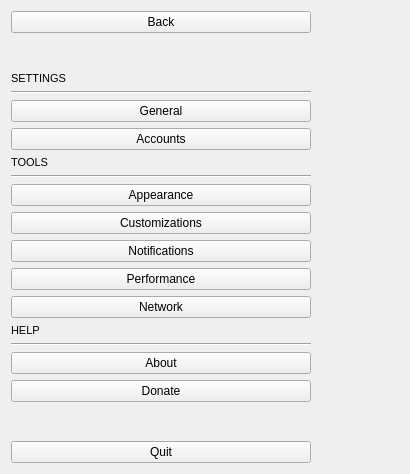
Above: zapzap/ui/ui_settings.ui from rafatosta/zapzap before the change. Below: the same form after it.
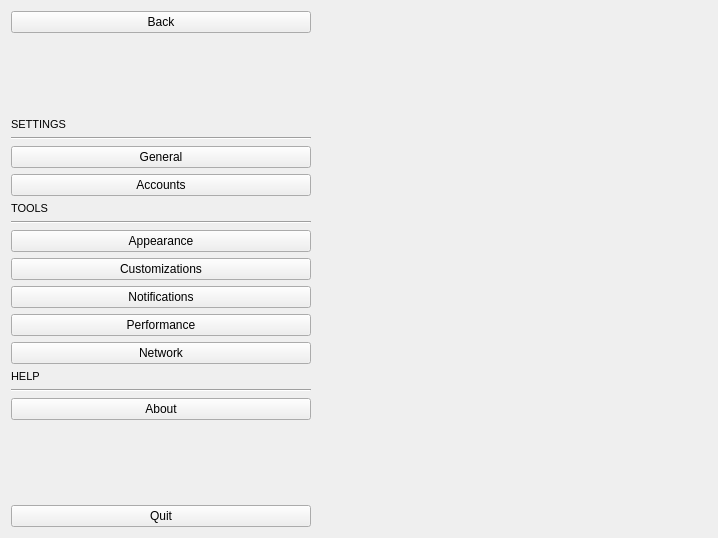
That is the form after the change.

```diff
--- a/zapzap/ui/ui_settings.ui
+++ b/zapzap/ui/ui_settings.ui
@@ -6,8 +6,8 @@
    <rect>
     <x>0</x>
     <y>0</y>
-    <width>410</width>
-    <height>474</height>
+    <width>718</width>
+    <height>538</height>
    </rect>
   </property>
   <property name="windowTitle">
@@ -16,45 +16,24 @@
   <property name="styleSheet">
    <string notr="true"/>
   </property>
-  <layout class="QHBoxLayout" name="horizontalLayout_3">
+  <layout class="QHBoxLayout" name="horizontalLayout_2">
    <item>
-    <widget class="QScrollArea" name="scrollArea_2">
-     <property name="sizePolicy">
-      <sizepolicy hsizetype="Preferred" vsizetype="Expanding">
-       <horstretch>0</horstretch>
-       <verstretch>0</verstretch>
-      </sizepolicy>
-     </property>
-     <property name="minimumSize">
-      <size>
-       <width>300</width>
-       <height>0</height>
-      </size>
-     </property>
+    <widget class="QScrollArea" name="scrollArea">
      <property name="frameShape">
       <enum>QFrame::Shape::NoFrame</enum>
      </property>
-     <property name="horizontalScrollBarPolicy">
-      <enum>Qt::ScrollBarPolicy::ScrollBarAlwaysOff</enum>
-     </property>
      <property name="widgetResizable">
       <bool>true</bool>
      </property>
-     <widget class="QWidget" name="scrollAreaWidgetContents_2">
+     <widget class="QWidget" name="scrollAreaWidgetContents">
       <property name="geometry">
        <rect>
         <x>0</x>
         <y>0</y>
-        <width>318</width>
-        <height>456</height>
+        <width>700</width>
+        <height>520</height>
        </rect>
       </property>
-      <property name="minimumSize">
-       <size>
-        <width>300</width>
-        <height>0</height>
-       </size>
-      </property>
       <layout class="QHBoxLayout" name="horizontalLayout">
        <property name="spacing">
         <number>0</number>
@@ -140,7 +119,7 @@
                <property name="sizeHint" stdset="0">
                 <size>
                  <width>20</width>
-                 <height>100</height>
+                 <height>172</height>
                 </size>
                </property>
               </spacer>
@@ -264,13 +243,6 @@
                </property>
               </widget>
              </item>
-             <item>
-              <widget class="QPushButton" name="btn_donate">
-               <property name="text">
-                <string>Donate</string>
-               </property>
-              </widget>
-             </item>
              <item>
               <spacer name="verticalSpacer_2">
                <property name="orientation">
@@ -279,7 +251,7 @@
                <property name="sizeHint" stdset="0">
                 <size>
                  <width>20</width>
-                 <height>100</height>
+                 <height>171</height>
                 </size>
                </property>
               </spacer>
@@ -297,46 +269,8 @@
          </layout>
         </widget>
        </item>
-      </layout>
-     </widget>
-    </widget>
-   </item>
    <item>
-    <widget class="QScrollArea" name="scrollArea">
-     <property name="frameShape">
-      <enum>QFrame::Shape::NoFrame</enum>
-     </property>
-     <property name="widgetResizable">
-      <bool>true</bool>
-     </property>
-     <widget class="QWidget" name="scrollAreaWidgetContents">
-      <property name="geometry">
-       <rect>
-        <x>0</x>
-        <y>0</y>
-        <width>68</width>
-        <height>456</height>
-       </rect>
-      </property>
-      <layout class="QHBoxLayout" name="horizontalLayout_2">
-       <property name="spacing">
-        <number>0</number>
-       </property>
-       <property name="topMargin">
-        <number>0</number>
-       </property>
-       <property name="rightMargin">
-        <number>0</number>
-       </property>
-       <property name="bottomMargin">
-        <number>0</number>
-       </property>
-       <item>
-        <widget class="QStackedWidget" name="pages">
-         <property name="frameShape">
-          <enum>QFrame::Shape::NoFrame</enum>
-         </property>
-        </widget>
+        <widget class="QStackedWidget" name="pages"/>
        </item>
       </layout>
      </widget>
```
Left out of the diff: 3 changed lines with no effect on the pictures. Lines whose indentation alone changed are shown as unchanged.
